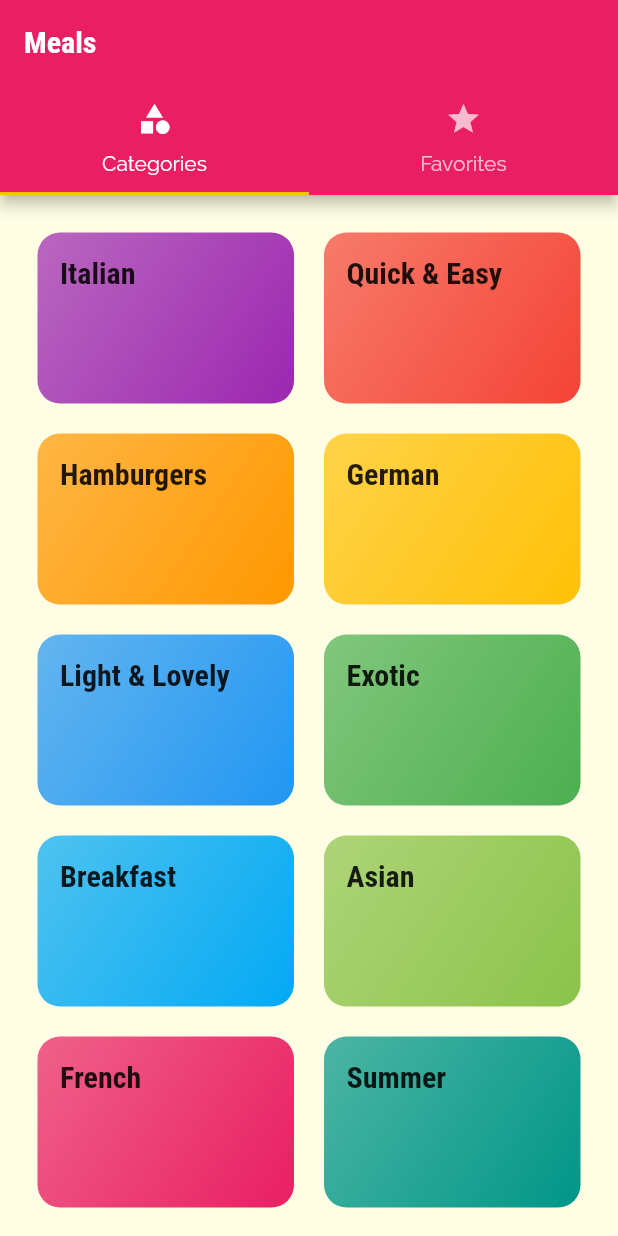
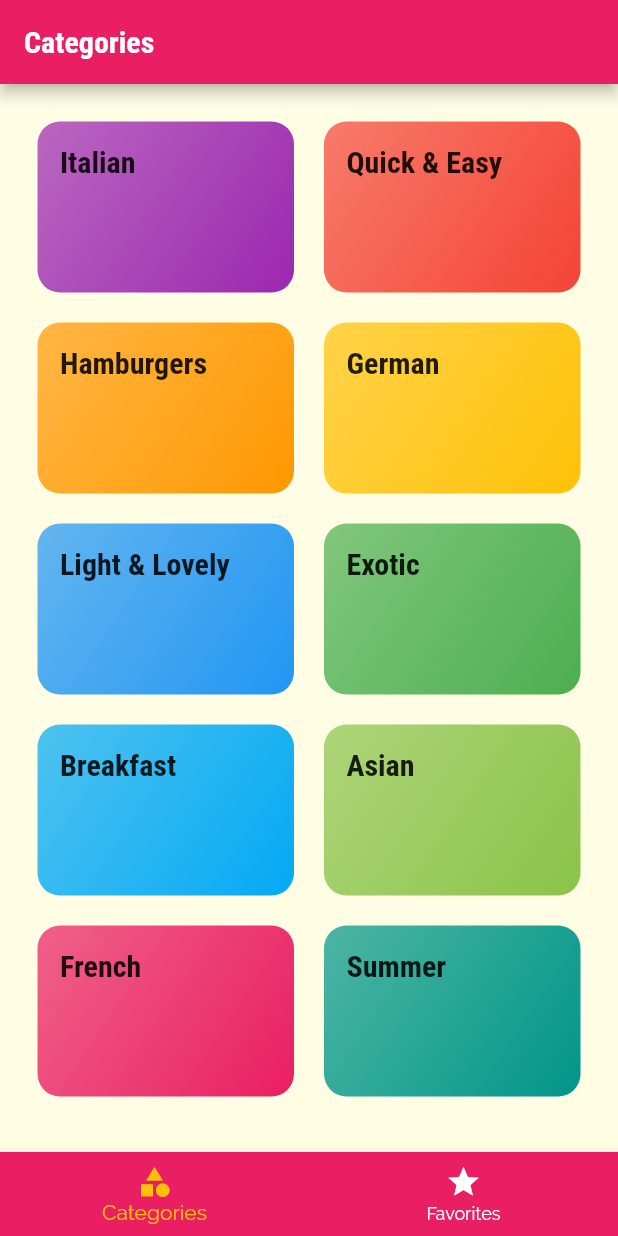
Before and after one commit to aptx113/deli_meals, a Flutter app: the screen it shows after launch, on a phone screen of 412 x 824 dp. Run offline on Flutter 3.47's test engine with Material 2 defaults, Android fonts, the phone set to English and light mode, and no system bars.

Commit message:
feat: Add BottomNavBar

```diff
--- a/lib/screens/tabs_screen.dart
+++ b/lib/screens/tabs_screen.dart
@@ -1,7 +1,7 @@
 import 'package:flutter/material.dart';
 
-import 'favorites_screen.dart';
-import 'categories_screen.dart';
+import './categories_screen.dart';
+import './favorites_screen.dart';
 
 class TabsScreen extends StatefulWidget {
   const TabsScreen({Key? key}) : super(key: key);
@@ -11,27 +11,36 @@ class TabsScreen extends StatefulWidget {
 }
 
 class _TabsScreenState extends State<TabsScreen> {
-  Widget buildTab(IconData icon, String text) => Tab(
-        icon: Icon(icon),
-        text: text,
-      );
+  final List<Map<String, Object>> _pages = [
+    {"page": CategoriesScreen(), 'title': 'Categories'},
+    {'page': FavoritesScreen(), 'title': 'My Favorites'}
+  ];
+  int _selectedPageIndex = 0;
+
+  BottomNavigationBarItem buildBottomNavItem(IconData icon, String text) =>
+      BottomNavigationBarItem(icon: Icon(icon), label: text);
+
+  void _selectPage(int index) {
+    setState(() => _selectedPageIndex = index);
+  }
 
   @override
   Widget build(BuildContext context) {
-    return DefaultTabController(
-      length: 2,
-      child: Scaffold(
-        appBar: AppBar(
-          title: Text('Meals'),
-          bottom: TabBar(
-            tabs: [
-              buildTab(Icons.category, 'Categories'),
-              buildTab(Icons.star, 'Favorites')
-            ],
-          ),
-        ),
-        body: TabBarView(children: [CategoriesScreen(), FavoritesScreen()]),
+    return Scaffold(
+      appBar: AppBar(
+        title: Text(_pages[_selectedPageIndex]['title'] as String),
       ),
+      body: _pages[_selectedPageIndex]['page'] as Widget,
+      bottomNavigationBar: BottomNavigationBar(
+          onTap: _selectPage,
+          backgroundColor: Theme.of(context).primaryColor,
+          unselectedItemColor: Colors.white,
+          selectedItemColor: Theme.of(context).colorScheme.secondary,
+          currentIndex: _selectedPageIndex,
+          items: [
+            buildBottomNavItem(Icons.category, 'Categories'),
+            buildBottomNavItem(Icons.star, 'Favorites')
+          ]),
     );
   }
 }
```
